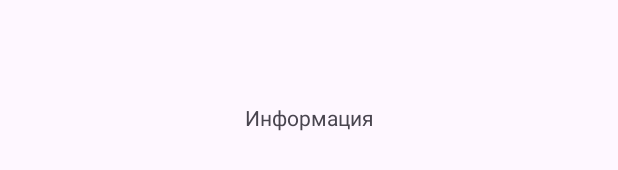
After one commit to StasEvstigneev/pomyannik, an Android app: the layout fragment_info.xml on its own in the app's theme, with its tools: preview values and no code run, on a phone screen of 412 x 824 dp. The commit adds this screen. Shown: the part 501-671 px from the top of the screen. Run offline under Robolectric (Android 15) with nearby library versions, the phone set to English and light mode, and no system bars.

Commit message:
Lists, Prayers, Info Fragments

```diff
--- /dev/null
+++ b/app/src/main/res/layout/fragment_info.xml
@@ -0,0 +1,18 @@
+<?xml version="1.0" encoding="utf-8"?>
+<androidx.constraintlayout.widget.ConstraintLayout xmlns:android="http://schemas.android.com/apk/res/android"
+    xmlns:app="http://schemas.android.com/apk/res-auto"
+    xmlns:tools="http://schemas.android.com/tools"
+    android:layout_width="match_parent"
+    android:layout_height="match_parent"
+    tools:context=".information.InfoFragment">
+
+    <TextView
+        android:layout_width="wrap_content"
+        android:layout_height="wrap_content"
+        app:layout_constraintBottom_toBottomOf="parent"
+        app:layout_constraintEnd_toEndOf="parent"
+        app:layout_constraintStart_toStartOf="parent"
+        app:layout_constraintTop_toTopOf="parent"
+        tools:text="@string/information" />
+
+</androidx.constraintlayout.widget.ConstraintLayout>
--- a/app/src/main/res/values/strings.xml
+++ b/app/src/main/res/values/strings.xml
@@ -1,4 +1,7 @@
 <resources>
     <string name="app_name">PrayForThem</string>
     <string name="heading">Заголовок</string>
+    <string name="lists">Списки</string>
+    <string name="prayers">Молитвы</string>
+    <string name="information">Информация</string>
 </resources>
```
Also changed, not shown: app/src/main/java/com/example/prayforthem/RootActivity.kt (+7 -1 lines), app/src/main/java/com/example/prayforthem/information/InfoFragment.kt (added, +28 -0 lines), app/src/main/java/com/example/prayforthem/lists/ListsFragment.kt (added, +29 -0 lines), app/src/main/java/com/example/prayforthem/prayers/PrayersFragment.kt (added, +28 -0 lines), app/src/main/res/layout/fragment_lists.xml (added, +19 -0 lines), app/src/main/res/layout/fragment_prayers.xml (added, +18 -0 lines).
